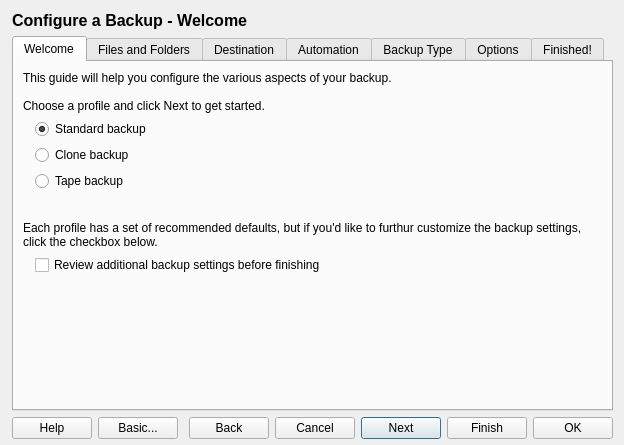
Before: the Qt Designer form data/ui/configBackup.ui in stewartadam/fwbackups, drawn with Qt 5.
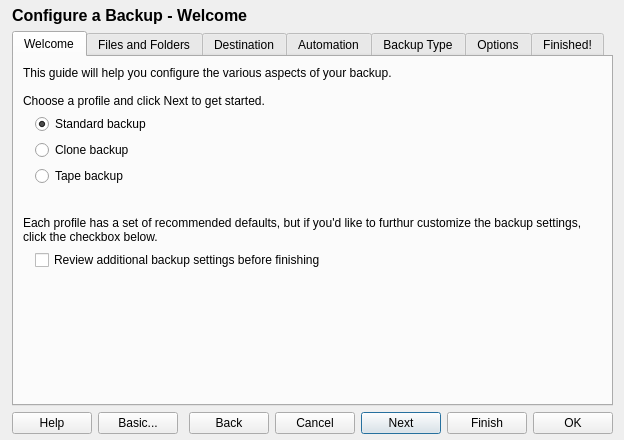
After: the same form once the commit is applied. Icons and pictures are not drawn. Custom widgets are drawn as their Qt base class.

Commit message: Make configBackup listen to the "guided mode" preference, add structure for set management

The edit to the form file:
```diff
--- a/data/ui/configBackup.ui
+++ b/data/ui/configBackup.ui
@@ -5,9 +5,9 @@
   <property name="geometry">
    <rect>
     <x>0</x>
-    <y>0</y>
+    <y>3</y>
     <width>691</width>
-    <height>528</height>
+    <height>522</height>
    </rect>
   </property>
   <property name="sizePolicy">
@@ -30,6 +30,9 @@
    <property name="leftMargin">
     <number>12</number>
    </property>
+   <property name="topMargin">
+    <number>6</number>
+   </property>
    <property name="bottomMargin">
     <number>6</number>
    </property>
```
The commit also changes 15 other files.
